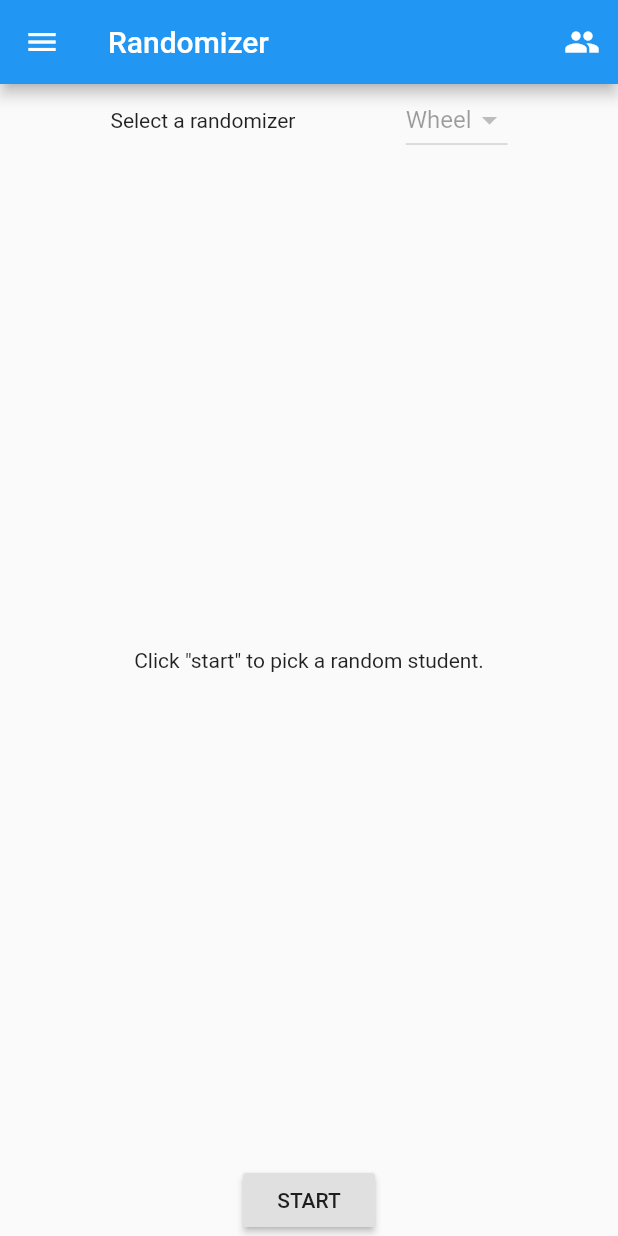
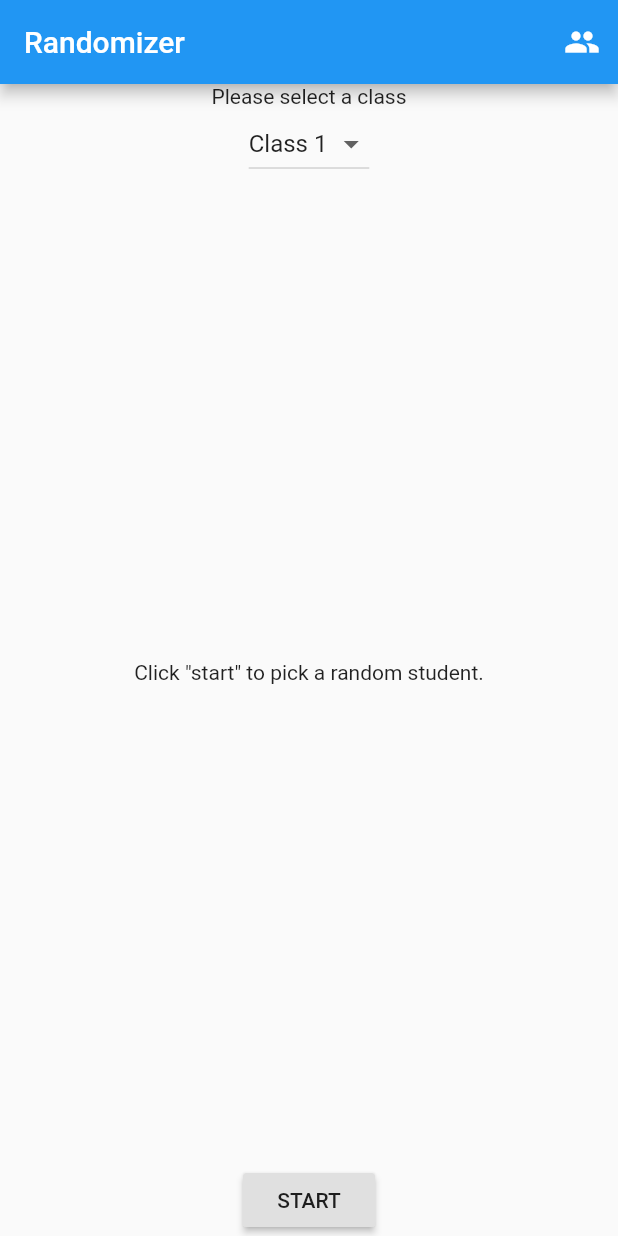
Before and after one commit to clg236/resourcefulness-randomizer, a Flutter app: the screen it shows after launch, on a phone screen of 412 x 824 dp. Run offline on Flutter 3.47's test engine with Material 2 defaults, Android fonts, the phone set to English and light mode, and no system bars.

Commit message:
added dropdown.

```diff
--- a/lib/main.dart
+++ b/lib/main.dart
@@ -31,7 +31,17 @@ class Randomizer extends StatelessWidget {
   }
 }
 
-class HomeScreen extends StatelessWidget {
+class HomeScreen extends StatefulWidget {
+  const HomeScreen({ Key key }) : super(key: key);
+
+  @override
+  _HomeScreenState createState() => _HomeScreenState();
+}
+
+class _HomeScreenState extends State<HomeScreen> {
+
+  String selected = 'Class 1';
+
   @override
   Widget build(BuildContext buildContext) {
     return Scaffold(
@@ -46,33 +56,28 @@ class HomeScreen extends StatelessWidget {
             ),
           ],
         ),
-        drawer: Drawer(
-          child: ListView(
-            padding: EdgeInsets.zero,
-            children: <Widget>[
-              DrawerHeader(child: Text('CLASS 1')),
-              ListTile(title: Text('EDIT CLASS'), onTap: () => print('edit class!'))
-            ],
-          ),
-        ),
         body: Consumer<Session>(builder: (consumerContext, session, child) {
           return Center(
               child: Column(
             mainAxisAlignment: MainAxisAlignment.spaceBetween,
             children: <Widget>[
-              Row(
-                mainAxisAlignment: MainAxisAlignment.spaceEvenly,
+              Column(
+                mainAxisAlignment: MainAxisAlignment.center,
                 children: <Widget>[
-                  Text('Select a randomizer'),
+                  Text('Please select a class'),
                   DropdownButton<String>(
-                    value: 'Wheel',
-                    items: <String>['Wheel', 'Two', 'Free', 'Four'].map<DropdownMenuItem<String>>((String value) {
+                    value: selected,
+                    items: <String>['Class 1', 'Class 2', 'Class 3 ', 'Class 4'].map<DropdownMenuItem<String>>((String value) {
                       return DropdownMenuItem<String>(
                         value: value,
                         child: Text(value),
                       );
                     }).toList(),
-                  )
+                    onChanged: (String value) {
+                      print(value);
+                      setState(() => selected = value );
+                    },
+                  ),
                 ],
               ),
               Text(session.pickedStudent.isEmpty ? 'Click "start" to pick a random student.' : session.pickedStudent),
```
Also changed, not shown: 6 other files.
